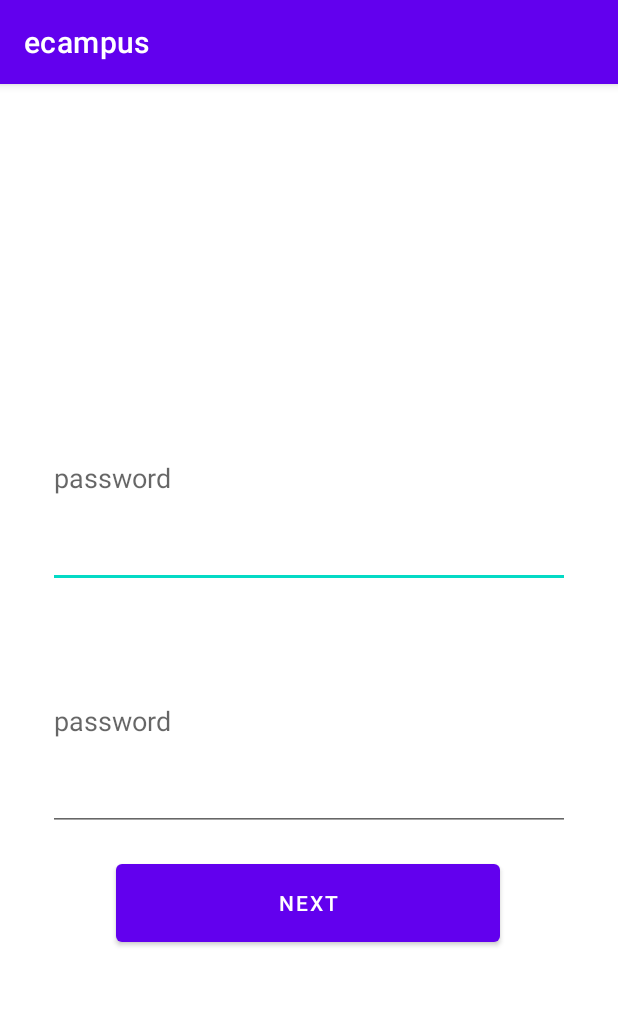
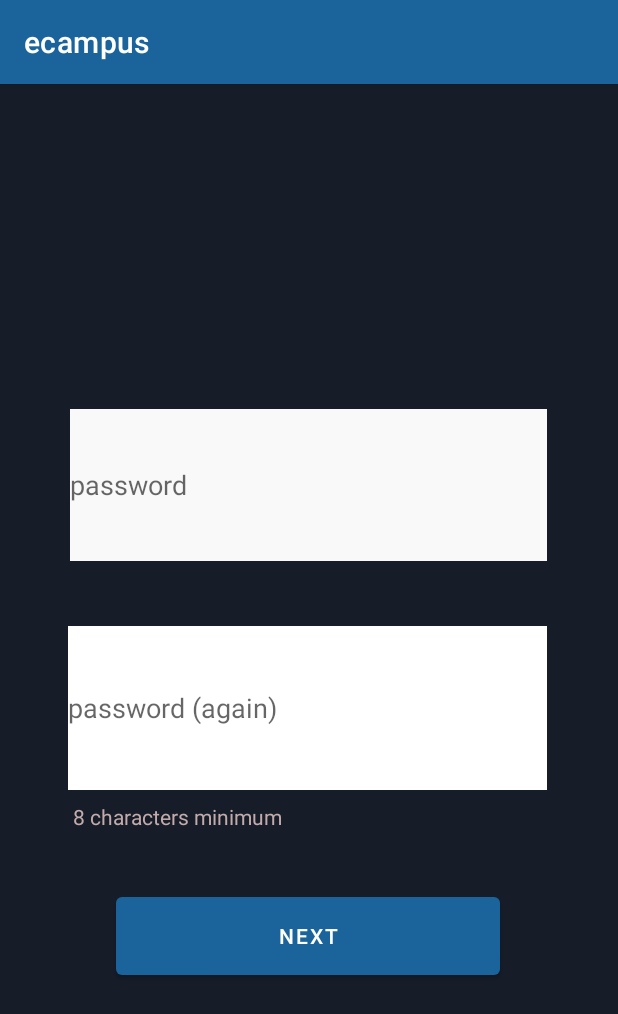
Before and after one commit to omerbircan/ecampus, an Android app: the SignupPassword screen opened directly, with no data from a screen before it, on a phone screen of 412 x 824 dp. Shown: the top 1014 px of the screen. Run offline under Robolectric (Android 15) with nearby library versions, the phone set to English and light mode, and no system bars.

Commit message:
Colors changed, time added

```diff
--- a/app/src/main/java/com/omerbircan/ecampus/adapter/RecyclerviewAdapter.kt
+++ b/app/src/main/java/com/omerbircan/ecampus/adapter/RecyclerviewAdapter.kt
@@ -20,6 +20,8 @@ class RecyclerviewAdapter(val postList: ArrayList<Posts>): RecyclerView.Adapter<
     override fun onBindViewHolder(holder: postHolder, position: Int) {
         holder.binding.usernameId.text = postList.get(position).username
         holder.binding.contentId.text = postList.get(position).content
+        holder.binding.timeId.text = postList.get(position).time
+
 
 
     }
--- a/app/src/main/java/com/omerbircan/ecampus/models/Posts.kt
+++ b/app/src/main/java/com/omerbircan/ecampus/models/Posts.kt
@@ -1,5 +1,6 @@
 package com.omerbircan.ecampus.models
 
-data class Posts(val username: String, val content: String) {
+
+data class Posts(val username: String, val content: String, val time: String) {
 
 }
--- a/app/src/main/java/com/omerbircan/ecampus/views/NewPost.kt
+++ b/app/src/main/java/com/omerbircan/ecampus/views/NewPost.kt
@@ -5,6 +5,7 @@ import androidx.appcompat.app.AppCompatActivity
 import android.os.Bundle
 import android.view.View
 import android.widget.Toast
+import com.google.firebase.Timestamp
 import com.google.firebase.firestore.FieldValue
 import com.google.firebase.firestore.FirebaseFirestore
 import com.omerbircan.ecampus.databinding.ActivityNewPostBinding
@@ -39,7 +40,7 @@ class NewPost : AppCompatActivity() {
                 "likes" to 0,
                 "username" to username,
                 "content" to content,
-                "timestamp" to FieldValue.serverTimestamp()
+                "timestamp" to Timestamp.now()
             )
 
             val postDocumentRef = postsCollectionRef.document()
--- a/app/src/main/java/com/omerbircan/ecampus/views/SignupUsername.kt
+++ b/app/src/main/java/com/omerbircan/ecampus/views/SignupUsername.kt
@@ -31,7 +31,7 @@ class SignupUsername : AppCompatActivity() {
         val username = binding.UserNameText.text.toString()
 
         if(username.isEmpty()){
-            Toast.makeText(this, "Alan boş", Toast.LENGTH_SHORT).show()
+            Toast.makeText(this, "empty space", Toast.LENGTH_SHORT).show()
         } else if(username.length < 4){
             Toast.makeText(this, "min 4 char", Toast.LENGTH_SHORT).show()
         }
@@ -74,6 +74,7 @@ class SignupUsername : AppCompatActivity() {
                         .addOnSuccessListener {
                             // Güncelleme başarılı
                             val intent = Intent(this@SignupUsername, HomePage::class.java)
+                            intent.putExtra("username", username)
                             startActivity(intent)
                             finish()
                         }
--- a/app/src/main/res/layout/activity_signup_mail.xml
+++ b/app/src/main/res/layout/activity_signup_mail.xml
@@ -4,6 +4,7 @@
     xmlns:tools="http://schemas.android.com/tools"
     android:layout_width="match_parent"
     android:layout_height="match_parent"
+    android:background="#161D29"
     tools:context=".views.SignupMail">
 
     <EditText
@@ -14,7 +15,10 @@
         android:layout_marginTop="245dp"
         android:layout_marginEnd="32dp"
         android:layout_marginBottom="32dp"
+        android:background="#F1EBEB"
+        android:backgroundTint="#FFFFFF"
         android:ems="10"
+        android:foregroundTint="#FFFFFF"
         android:hint="Email"
         android:inputType="textEmailAddress"
         app:layout_constraintBottom_toTopOf="@+id/nextclick"
--- a/app/src/main/res/layout/activity_signup_password.xml
+++ b/app/src/main/res/layout/activity_signup_password.xml
@@ -4,15 +4,18 @@
     xmlns:tools="http://schemas.android.com/tools"
     android:layout_width="match_parent"
     android:layout_height="match_parent"
+    android:background="#161D29"
     tools:context=".views.SignupPassword">
 
     <Button
         android:id="@+id/next"
         android:layout_width="256dp"
         android:layout_height="64dp"
-        android:layout_marginTop="16dp"
+        android:layout_marginTop="59dp"
+        android:layout_marginBottom="162dp"
         android:onClick="next"
         android:text="Next"
+        app:layout_constraintBottom_toBottomOf="parent"
         app:layout_constraintEnd_toEndOf="parent"
         app:layout_constraintHorizontal_bias="0.496"
         app:layout_constraintStart_toStartOf="parent"
@@ -20,35 +23,56 @@
 
     <EditText
         android:id="@+id/PasswordText1"
-        android:layout_width="0dp"
-        android:layout_height="0dp"
+        android:layout_width="318dp"
+        android:layout_height="101dp"
         android:layout_marginStart="32dp"
         android:layout_marginTop="189dp"
         android:layout_marginEnd="32dp"
         android:layout_marginBottom="16dp"
+        android:background="#FAF9F9"
         android:ems="10"
         android:hint="password"
         android:inputType="textPassword"
         app:layout_constraintBottom_toTopOf="@+id/PasswordText2"
         app:layout_constraintEnd_toEndOf="parent"
-        app:layout_constraintHorizontal_bias="0.0"
+        app:layout_constraintHorizontal_bias="0.482"
         app:layout_constraintStart_toStartOf="parent"
         app:layout_constraintTop_toTopOf="parent" />
 
     <EditText
         android:id="@+id/PasswordText2"
-        android:layout_width="0dp"
-        android:layout_height="0dp"
+        android:layout_width="319dp"
+        android:layout_height="109dp"
         android:layout_marginStart="32dp"
         android:layout_marginEnd="32dp"
         android:layout_marginBottom="270dp"
+        android:background="#FFFFFF"
         android:ems="10"
-        android:hint="password"
+        android:hint="password (again)"
         android:inputType="textPassword"
         app:layout_constraintBottom_toBottomOf="parent"
         app:layout_constraintEnd_toEndOf="parent"
-        app:layout_constraintHorizontal_bias="0.0"
+        app:layout_constraintHorizontal_bias="0.464"
         app:layout_constraintStart_toStartOf="parent"
         app:layout_constraintTop_toBottomOf="@+id/PasswordText1" />
 
+    <TextView
+        android:id="@+id/textView"
+        android:layout_width="wrap_content"
+        android:layout_height="wrap_content"
+        android:layout_marginStart="47dp"
+        android:layout_marginTop="8dp"
+        android:layout_marginEnd="224dp"
+        android:layout_marginBottom="32dp"
+        android:background="#161D29"
+        android:backgroundTint="#161D29"
+        android:text="8 characters minimum"
+        android:textColor="#C3ABAB"
+        app:layout_constraintBottom_toTopOf="@+id/next"
+        app:layout_constraintEnd_toEndOf="parent"
+        app:layout_constraintHorizontal_bias="1.0"
+        app:layout_constraintStart_toStartOf="parent"
+        app:layout_constraintTop_toBottomOf="@+id/PasswordText2"
+        app:layout_constraintVertical_bias="0.0" />
+
 </androidx.constraintlayout.widget.ConstraintLayout>
--- a/app/src/main/res/layout/activity_signup_username.xml
+++ b/app/src/main/res/layout/activity_signup_username.xml
@@ -4,6 +4,7 @@
     xmlns:tools="http://schemas.android.com/tools"
     android:layout_width="match_parent"
     android:layout_height="match_parent"
+    android:background="#161D29"
     tools:context=".views.SignupUsername">
 
     <EditText
@@ -11,6 +12,7 @@
         android:layout_width="233dp"
         android:layout_height="63dp"
         android:layout_marginBottom="20dp"
+        android:background="#FFFDFD"
         android:ems="10"
         android:hint="UserName"
         android:inputType="textPersonName"
--- a/app/src/main/res/values/colors.xml
+++ b/app/src/main/res/values/colors.xml
@@ -3,6 +3,8 @@
     <color name="purple_200">#FFBB86FC</color>
     <color name="purple_500">#FF6200EE</color>
     <color name="purple_700">#FF3700B3</color>
+    <color name="blue_700">#1A649B</color>
+
     <color name="teal_200">#FF03DAC5</color>
     <color name="teal_700">#FF018786</color>
     <color name="black">#FF000000</color>
--- a/app/src/main/res/values/themes.xml
+++ b/app/src/main/res/values/themes.xml
@@ -2,8 +2,8 @@
     <!-- Base application theme. -->
     <style name="Theme.Ecampus" parent="Theme.MaterialComponents.DayNight.DarkActionBar">
         <!-- Primary brand color. -->
-        <item name="colorPrimary">@color/purple_500</item>
-        <item name="colorPrimaryVariant">@color/purple_700</item>
+        <item name="colorPrimary">@color/blue_700</item>
+        <item name="colorPrimaryVariant">@color/blue_700</item>
         <item name="colorOnPrimary">@color/white</item>
         <!-- Secondary brand color. -->
         <item name="colorSecondary">@color/teal_200</item>
```
Also changed, not shown: app/src/main/java/com/omerbircan/ecampus/views/HomePage.kt (+27 -2 lines), app/src/main/res/layout/activity_home_page.xml (+9 -5 lines), app/src/main/res/layout/activity_main.xml (+47 -19 lines), app/src/main/res/layout/activity_new_post.xml (+15 -7 lines), app/src/main/res/layout/recycler_row.xml (+22 -4 lines).
